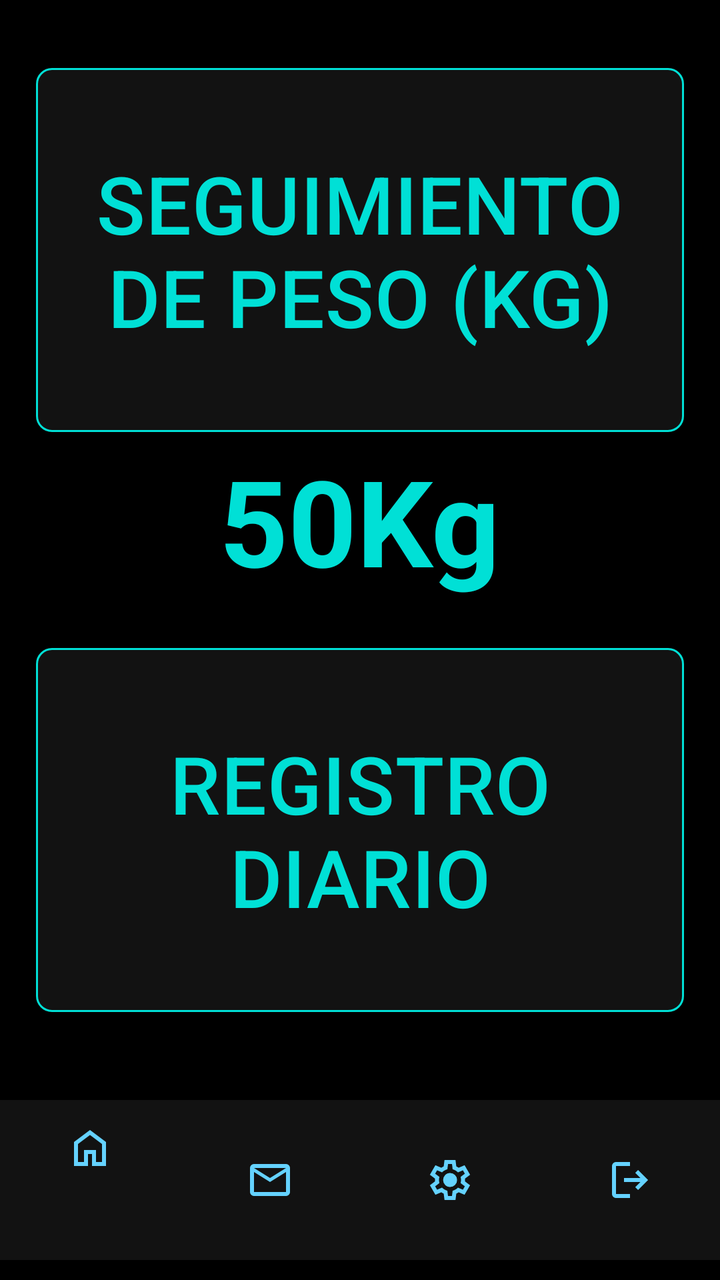
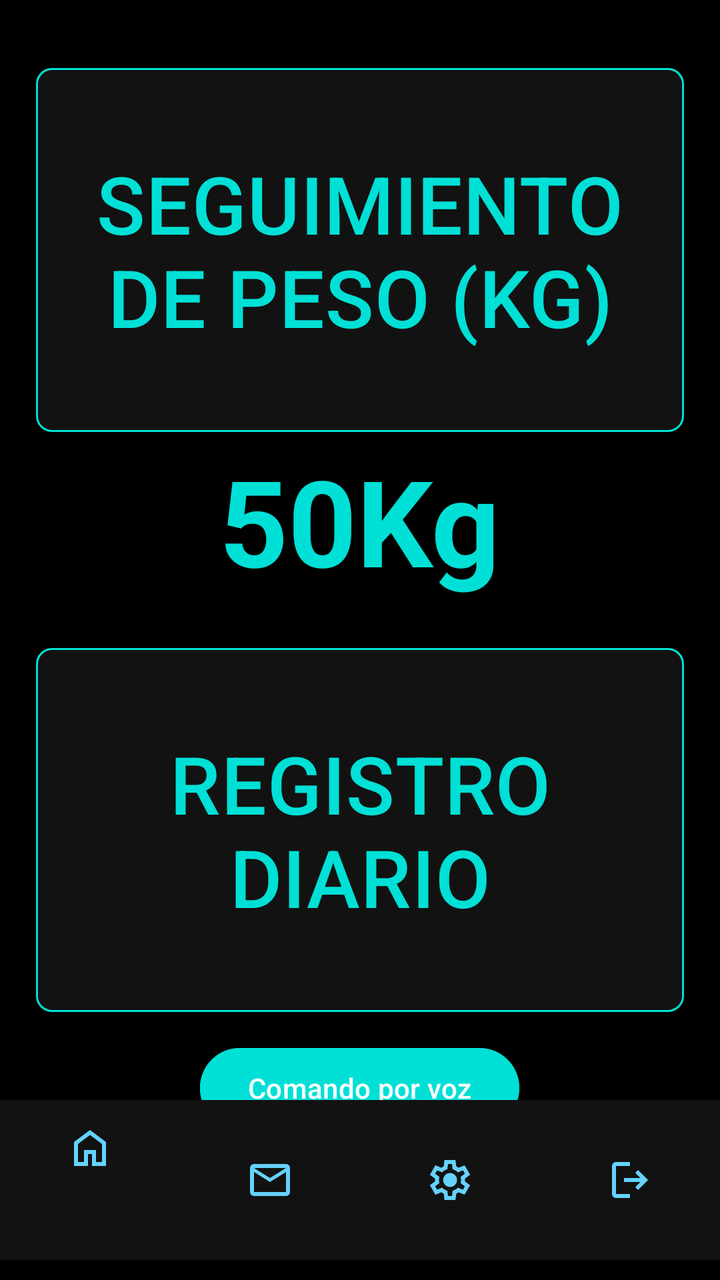

The first picture is an Android layout as it rendered before a commit; the second is the same layout after the commit. The layout source and the unified diff follow.
<!-- AndroidManifest.xml: application theme Theme.MyApplication -->
<!-- res/layout/activity_main_menu.xml -->
<?xml version="1.0" encoding="utf-8"?>
<androidx.constraintlayout.widget.ConstraintLayout xmlns:android="http://schemas.android.com/apk/res/android"
    xmlns:app="http://schemas.android.com/apk/res-auto"
    xmlns:tools="http://schemas.android.com/tools"
    android:id="@+id/main"
    android:layout_width="match_parent"
    android:layout_height="match_parent"
    android:background="@color/background"
    tools:context=".MainMenu">

    <LinearLayout
        android:layout_width="match_parent"
        android:layout_height="wrap_content"
        app:layout_constraintStart_toStartOf="parent"
        app:layout_constraintEnd_toEndOf="parent"
        app:layout_constraintTop_toTopOf="parent"
        android:layout_marginTop="30dp"
        android:orientation="vertical"
        android:gravity="center"
        android:layout_marginBottom="20dp"
        >
        <com.google.android.material.button.MaterialButton
            android:id="@+id/mbWeightHistory"
            android:layout_width="match_parent"
            android:layout_height="190dp"
            android:backgroundTint="@color/surface"
            app:strokeColor="@color/primary"
            app:strokeWidth="1dp"
            android:textColor="@color/primary"
            android:text="@string/seguimiento_de_peso"
            app:cornerRadius="8dp"
            android:textSize="40sp"
            android:layout_marginHorizontal="18dp"
            />

        <TextView
            android:layout_width="wrap_content"
            android:layout_height="wrap_content"
            android:text="@string/_50kg"
            android:textSize="60sp"
            android:textColor="@color/primary"
            android:textStyle="bold"
            />

        <com.google.android.material.button.MaterialButton
            android:id="@+id/mbRegistroDiario"
            android:layout_width="match_parent"
            android:layout_height="190dp"
            android:backgroundTint="@color/surface"
            app:strokeColor="@color/primary"
            app:strokeWidth="1dp"
            android:textColor="@color/primary"
            android:text="@string/registro_diario"
            app:cornerRadius="8dp"
            android:textSize="40sp"
            android:layout_marginTop="20dp"
            android:layout_marginHorizontal="18dp"
            />


    </LinearLayout>
    <com.google.android.material.bottomnavigation.BottomNavigationView
        android:layout_marginVertical="10dp"
        android:background="@color/surface"
        app:itemIconTint="@color/secondary"
        android:id="@+id/bottom_navigation"
        android:layout_width="match_parent"
        android:layout_height="wrap_content"
        android:layout_gravity="bottom"
        app:menu="@menu/bottom_nav_menu"
        android:orientation="vertical"
        app:layout_constraintBottom_toBottomOf="parent"
        />
    <androidx.fragment.app.FragmentContainerView
        android:id="@+id/fragment_container"
        android:layout_width="match_parent"
        android:layout_height="match_parent"/>





</androidx.constraintlayout.widget.ConstraintLayout>
<!-- resources referenced by this layout -->
<resources>
  <color name="background">#000000</color>
  <color name="primary">#00E0D6</color>
  <color name="secondary">#64D2FF</color>
  <color name="surface">#121212</color>
  <string name="_50kg">50Kg</string>
  <string name="registro_diario">REGISTRO DIARIO</string>
  <string name="seguimiento_de_peso">SEGUIMIENTO DE PESO (KG)</string>
  <style name="Theme.MyApplication" parent="Base.Theme.MyApplication" />
  <style name="Base.Theme.MyApplication" parent="Theme.Material3.DayNight.NoActionBar">
          
          
      </style>
</resources>

<!-- the commit's change to res/layout/activity_main_menu.xml (unified diff, before → after) -->
@@ -57,7 +57,15 @@
             android:layout_marginHorizontal="18dp"
             />
 
+        <com.google.android.material.button.MaterialButton
+            android:id="@+id/mbVoiceAction"
+            android:layout_width="wrap_content"
+            android:layout_height="wrap_content"
+            android:text="@string/comando_por_voz"
+            android:layout_marginVertical="10dp"
+            android:backgroundTint="@color/primary"
 
+            />
     </LinearLayout>
     <com.google.android.material.bottomnavigation.BottomNavigationView
         android:layout_marginVertical="10dp"
<!-- resource entries referenced after the edit -->
@@ -5,6 +5,7 @@
   <color name="secondary">#64D2FF</color>
   <color name="surface">#121212</color>
   <string name="_50kg">50Kg</string>
+  <string name="comando_por_voz">Comando por voz</string>
   <string name="registro_diario">REGISTRO DIARIO</string>
   <string name="seguimiento_de_peso">SEGUIMIENTO DE PESO (KG)</string>
   <style name="Theme.MyApplication" parent="Base.Theme.MyApplication" />
